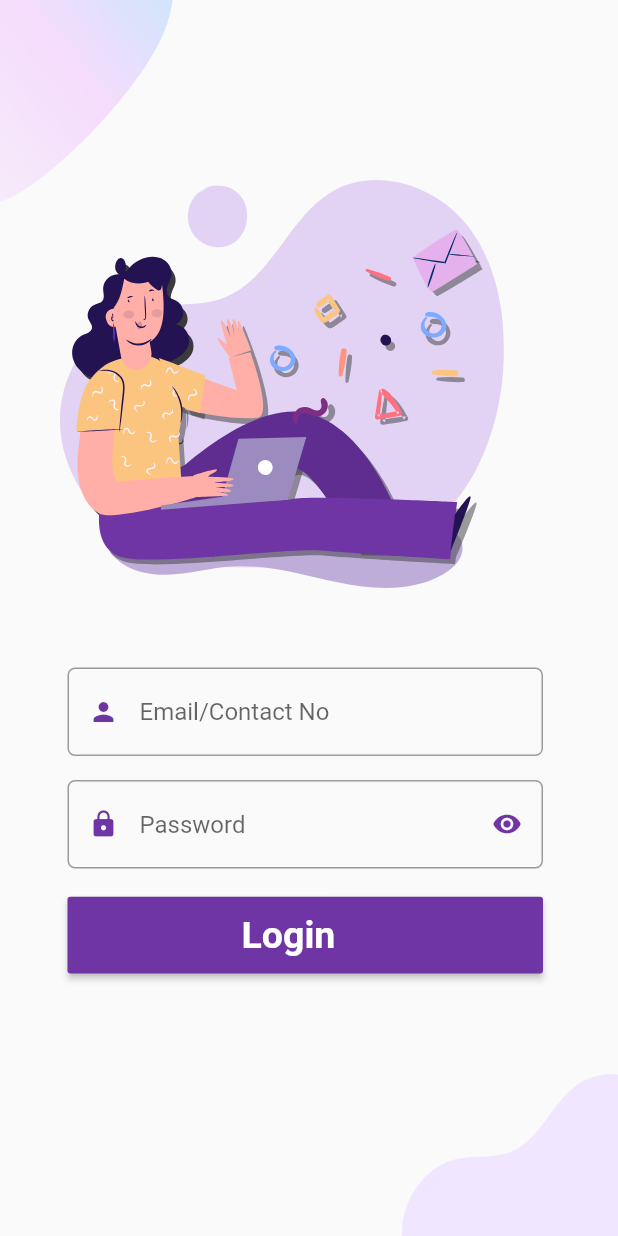
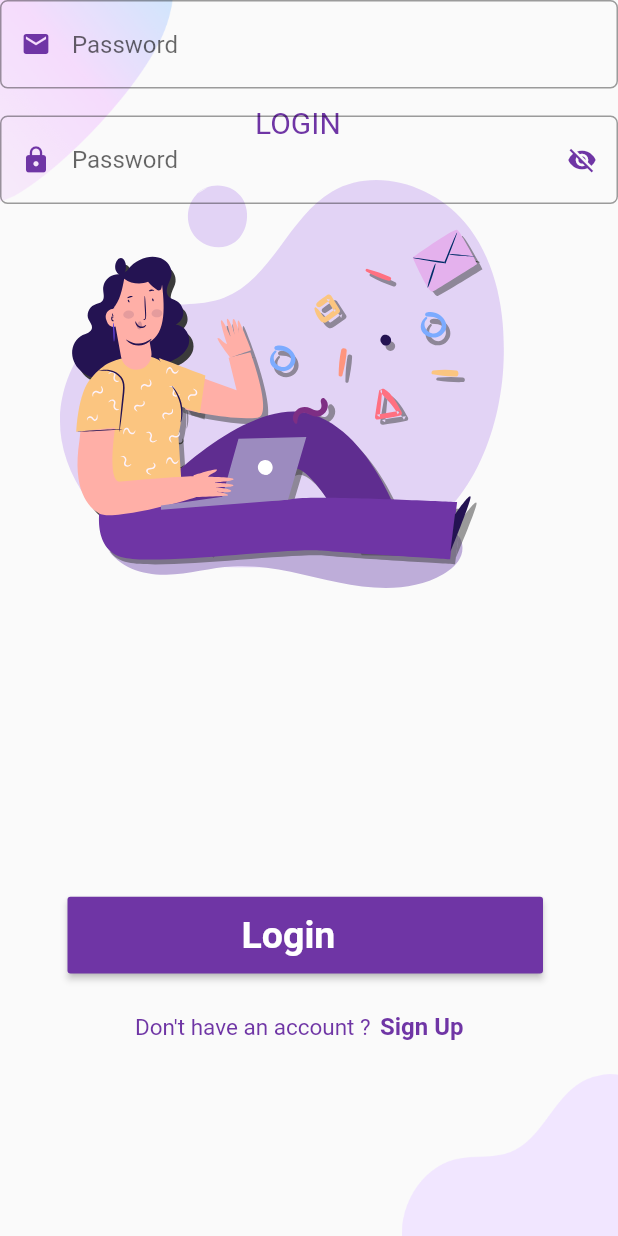
Before and after one commit to saummya-arch/RentApp, a Flutter app: the LoginPage screen opened directly, on a phone screen of 412 x 824 dp. Run offline on Flutter 3.47's test engine with Material 2 defaults, Android fonts, the phone set to English and light mode, and no system bars; our stand-ins replace cloud_firestore, firebase_auth, flutter_svg, shared_preferences, simple_animations; accounts and stored records are empty.

Commit message:
fourth Commit

```diff
--- a/lib/main.dart
+++ b/lib/main.dart
@@ -13,7 +13,7 @@ class MyApp extends StatelessWidget {
       theme: new ThemeData(
         primarySwatch: Colors.blue,
       ),
-      home: new LoginPage(),
+      home: new WelcomePage(),
     );
   }
 }
--- /dev/null
+++ b/lib/models/user.dart
@@ -0,0 +1,5 @@
+class User {
+  final String uid;
+
+  User({this.uid});
+}
--- /dev/null
+++ b/lib/services/database.dart
@@ -0,0 +1,10 @@
+import 'package:cloud_firestore/cloud_firestore.dart';
+
+
+class DatabaseMethods{
+
+  uploadUserInfo(userMap){
+  Firestore.instance.collection("users")
+    .add(userMap);
+  }
+}
--- a/lib/views/login.dart
+++ b/lib/views/login.dart
@@ -1,7 +1,10 @@
 import 'package:flutter/material.dart';
 import 'package:flutter_svg/svg.dart';
 import 'package:flutter_svg/flutter_svg.dart';
-import 'package:rentapp/views/constants.dart';
+import 'package:rentapp/helper/constants.dart';
+import 'package:rentapp/services/auth.dart';
+import 'package:rentapp/services/database.dart';
+import 'package:rentapp/views/signup.dart';
 
 class LoginPage extends StatefulWidget {
   @override
@@ -9,6 +12,24 @@ class LoginPage extends StatefulWidget {
 }
 
 class _LoginPageState extends State<LoginPage> {
+
+
+  final formKey = GlobalKey<FormState>();
+
+
+  AuthMethods authMethods = new AuthMethods();
+
+  DatabaseMethods databaseMethods = new DatabaseMethods();
+
+
+  bool _rememberMe = false;
+  bool _showPassword = false;
+  bool isLoading = false;
+
+
+  TextEditingController emailTextEditingController = new TextEditingController();
+  TextEditingController passwordTextEditingController = new TextEditingController();
+
   @override
   Widget build(BuildContext context) {
     Size size = MediaQuery.of(context).size;
@@ -20,6 +41,14 @@ class _LoginPageState extends State<LoginPage> {
           width: double.infinity,
           child: Stack(
             children: <Widget>[
+              Positioned(
+                top: 70.0,
+                left: 170.0,
+                child: Text(
+                  "LOGIN",
+                  style: TextStyle(color: kPrimaryColor, fontSize: 20.0),
+                ),
+              ),
               Positioned(
                 top: 0,
                 left: 0,
@@ -40,40 +69,52 @@ class _LoginPageState extends State<LoginPage> {
                   child: Column(
                     children: <Widget>[
                       SvgPicture.asset(
-                      "assets/icons/login.svg", height: size.height * 0.33,
+                        "assets/icons/login.svg",
+                        height: size.height * 0.33,
                       ),
                     ],
                   ),
                 ),
               ),
-            Positioned(
-              bottom: 320.0,
+              Form(
+                key: formKey,
+                child: Container(
+                  child: Positioned(
+                    top: 460.0,
                     left: 45.0,
-              right: 50.0,
-                    child: TextField(
+                    right: 48.0,
+                    child: Column(
+                      children: <Widget>[
+
+
+                        //for email
+                        TextFormField(
+                          validator: (val) {
+                            return RegExp(r"^[a-zA-Z0-9.a-zA-Z0-9.!#$%&'*+-/=?^_`{|}~]+@[a-zA-Z0-9]+\.[a-zA-Z]+").hasMatch(val) && val.isNotEmpty ? null : "Enter correct email";
+                          },
+                          controller: emailTextEditingController,
                           decoration: InputDecoration(
                             border: OutlineInputBorder(
                               borderRadius: BorderRadius.circular(5.0),
                             ),
                             prefixIcon: Icon(
-                      Icons.person,
+                              Icons.mail,
                               size: 20.0,
                               color: kPrimaryColor,
                             ),
-                      hintText: "Email/Contact No",
+                            hintText: "Password"
                           ),
                         ),
+                        Padding(padding: const EdgeInsets.only(top: 18.0),
                         ),
 
 
-
                         //for password
-            Positioned(
-              bottom: 245.0,
-              left: 45.0,
-              right: 50.0,
-                child: SingleChildScrollView(
-                    child: TextField(
+                        TextFormField(
+                          validator: (val) {
+                            return val.length > 6 ? null : "Please Provide aStrong Password";
+                          },
+                          controller: passwordTextEditingController,
                           decoration: InputDecoration(
                             border: OutlineInputBorder(
                               borderRadius: BorderRadius.circular(5.0),
@@ -84,10 +125,22 @@ class _LoginPageState extends State<LoginPage> {
                               color: kPrimaryColor,
                             ),
                             hintText: "Password",
-                      suffixIcon: Icon(Icons.visibility,
+                            suffixIcon: GestureDetector(
+                              onTap: () {
+                                setState(() {
+                                  _showPassword = !_showPassword;
+                                });
+                              },
+                              child: Icon(
+                                _showPassword ? Icons.visibility : Icons.visibility_off,
                                 size: 20.0,
                                 color: kPrimaryColor,
                               ),
+                            ),
+                          ),
+                          obscureText: !_showPassword,
+                        ),
+                      ],
                     ),
                   ),
                 ),
@@ -100,19 +153,50 @@ class _LoginPageState extends State<LoginPage> {
                   height: size.height * 0.062,
                   width: size.width * 0.68,
                   child: RaisedButton(
-                  onPressed: (){
+                    onPressed: () {
                       //         Navigator.push(
                       //         context,
                       //         MaterialPageRoute(builder: (context) => LoginPage()),
                       // );
                     },
                     color: kPrimaryColor,
-                  child: Row(
-                    children: <Widget>[
-                      Padding(padding: const EdgeInsets.only(left: 100.0),),
-                      Text("Login" , style: TextStyle(color: Colors.white, fontSize: 25.0, fontWeight: FontWeight.bold)),
-                    ]
+                    child: Row(children: <Widget>[
+                      Padding(
+                        padding: const EdgeInsets.only(left: 100.0),
                       ),
+                      Text("Login",
+                          style: TextStyle(
+                              color: Colors.white,
+                              fontSize: 25.0,
+                              fontWeight: FontWeight.bold)),
+                    ]),
+                  ),
+                ),
+              ),
+              Positioned(
+                bottom: 130.0,
+                left: 90.0,
+                child: Text(
+                  "Don't have an account ? ",
+                  style: TextStyle(color: kPrimaryColor, fontSize: 15.0),
+                ),
+              ),
+              Positioned(
+                bottom: 130.0,
+                right: 103.0,
+                child: GestureDetector(
+                  onTap: () {
+                    Navigator.push(
+                      context,
+                      MaterialPageRoute(builder: (context) => SignUpPage()),
+                    );
+                  },
+                  child: Text(
+                    "Sign Up",
+                    style: TextStyle(
+                        color: kPrimaryColor,
+                        fontWeight: FontWeight.bold,
+                        fontSize: 16.0),
                   ),
                 ),
               ),
@@ -123,7 +207,3 @@ class _LoginPageState extends State<LoginPage> {
     );
   }
 }
-
-
-
-//EELLLEEEVATION
--- a/lib/views/welcomepage.dart
+++ b/lib/views/welcomepage.dart
@@ -1,7 +1,7 @@
 import 'package:flutter/material.dart';
 import 'package:flutter_svg/svg.dart';
 import 'package:flutter_svg/flutter_svg.dart';
-import 'package:rentapp/views/constants.dart';
+import 'package:rentapp/helper/constants.dart';
 import 'package:rentapp/views/login.dart';
 
 class WelcomePage extends StatefulWidget {
--- a/pubspec.yaml
+++ b/pubspec.yaml
@@ -30,6 +30,10 @@ dependencies:
   cupertino_icons: ^1.0.0
   simple_animations: ^2.5.1
   flutter_svg: ^0.18.1
+  cloud_firestore: ^0.12.9+4
+  firebase_auth: ^0.14.0+5
+  google_sign_in: ^4.5.4
+  shared_preferences: ^0.5.12
 
 dev_dependencies:
   flutter_test:
```
Also changed, not shown: lib/helper/helperfunctions.dart (added, +46 -0 lines), lib/services/auth.dart (added, +48 -0 lines), lib/views/signup.dart (added, +364 -0 lines), lib/views/temp.dart (added, +15 -0 lines), lib/helper/constants.dart (renamed from lib/views/constants.dart), lib/views/bekaar.dart (added), pubspec.lock, 3 other files. Lines whose indentation alone changed are shown as unchanged.
